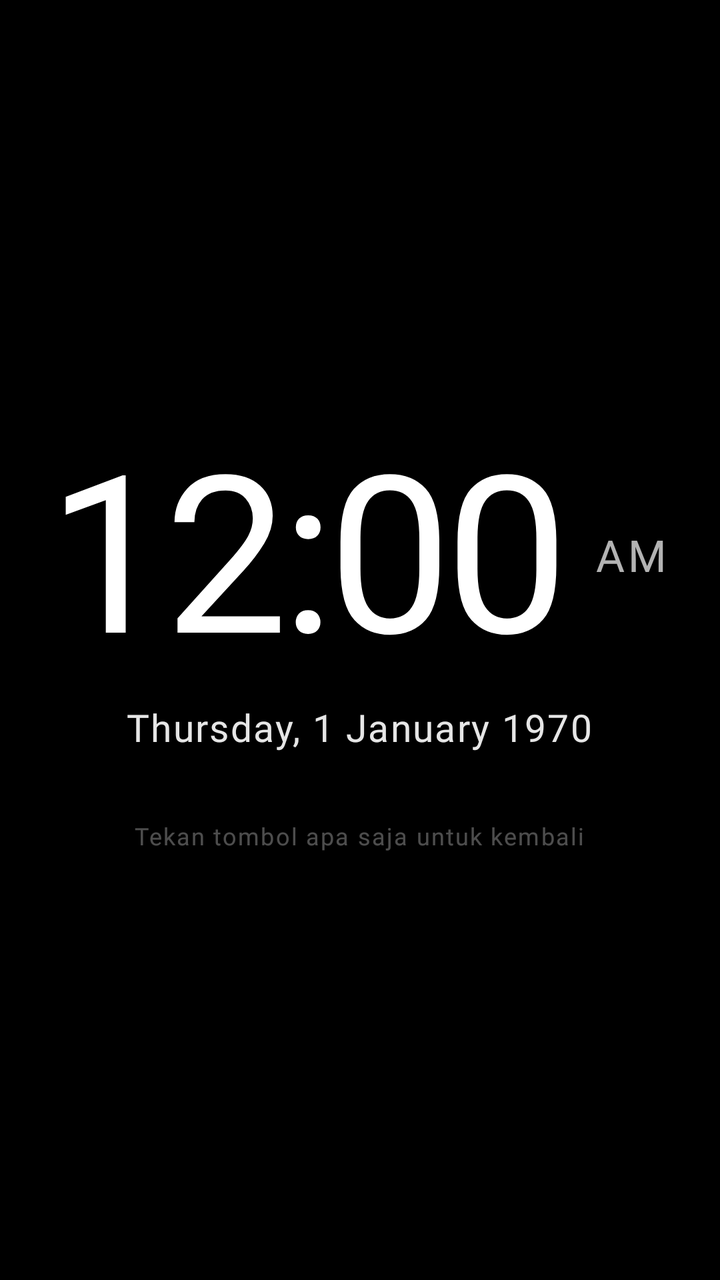
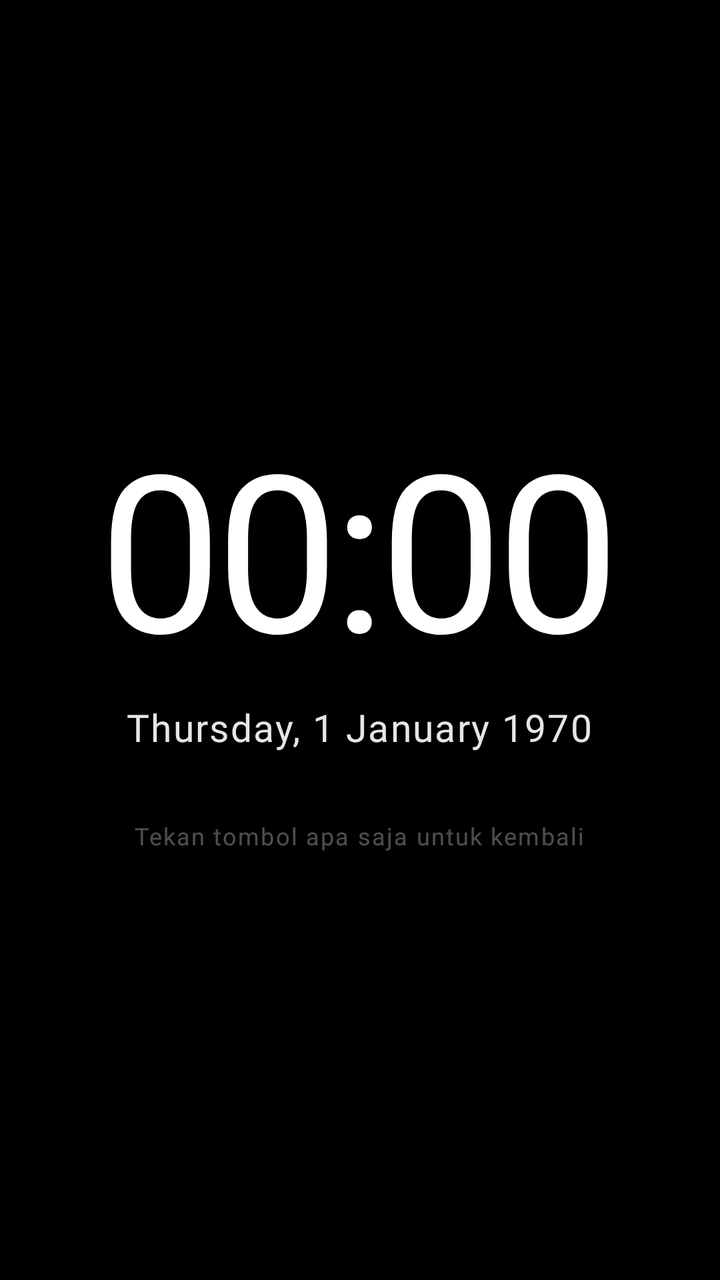

An Android layout rendered at two revisions. The XML below is the earlier revision; the diff shows what the commit changed to produce the second picture.
<!-- AndroidManifest.xml: application theme Theme.TvHome -->
<!-- res/layout/view_nightstand.xml -->
<?xml version="1.0" encoding="utf-8"?>
<FrameLayout xmlns:android="http://schemas.android.com/apk/res/android"
    android:id="@+id/nightstandRoot"
    android:layout_width="match_parent"
    android:layout_height="match_parent"
    android:background="#FF000000"
    android:clickable="true"
    android:focusable="true">

    <LinearLayout
        android:id="@+id/nightstandContent"
        android:layout_width="wrap_content"
        android:layout_height="wrap_content"
        android:layout_gravity="center"
        android:gravity="center"
        android:orientation="vertical">

        
        <LinearLayout
            android:layout_width="wrap_content"
            android:layout_height="wrap_content"
            android:gravity="center_vertical"
            android:orientation="horizontal">

            <TextClock
                android:id="@+id/nightstandClock"
                android:layout_width="wrap_content"
                android:layout_height="wrap_content"
                android:format12Hour="h:mm"
                android:format24Hour="HH:mm"
                android:textColor="#FFFFFFFF"
                android:textSize="110sp"
                android:fontFamily="@font/outfit"
                android:fontVariationSettings="'wght' 400"
                android:letterSpacing="-0.03"
                android:shadowColor="#80000000"
                android:shadowDx="0"
                android:shadowDy="3"
                android:shadowRadius="10"
                android:includeFontPadding="false" />

            <TextClock
                android:id="@+id/nightstandAmPm"
                android:layout_width="wrap_content"
                android:layout_height="wrap_content"
                android:layout_marginStart="14dp"
                android:layout_marginBottom="26dp"
                android:layout_gravity="bottom"
                android:format12Hour="a"
                android:format24Hour=""
                android:textColor="#B3FFFFFF"
                android:textSize="22sp"
                android:fontFamily="@font/outfit"
                android:fontVariationSettings="'wght' 600"
                android:letterSpacing="0.08"
                android:textAllCaps="true"
                android:includeFontPadding="false" />
        </LinearLayout>

        
        <TextClock
            android:id="@+id/nightstandDate"
            android:layout_width="wrap_content"
            android:layout_height="wrap_content"
            android:layout_marginTop="10dp"
            android:format12Hour="EEEE, d MMMM yyyy"
            android:format24Hour="EEEE, d MMMM yyyy"
            android:textColor="#E6FFFFFF"
            android:textSize="19sp"
            android:fontFamily="@font/outfit"
            android:fontVariationSettings="'wght' 500"
            android:letterSpacing="0.04"
            android:shadowColor="#80000000"
            android:shadowDx="0"
            android:shadowDy="2"
            android:shadowRadius="5"
            android:includeFontPadding="false" />

        
        <TextView
            android:id="@+id/nightstandHijri"
            android:layout_width="wrap_content"
            android:layout_height="wrap_content"
            android:layout_marginTop="5dp"
            android:textColor="#D9E6E0D2"
            android:textSize="16sp"
            android:fontFamily="@font/outfit"
            android:fontVariationSettings="'wght' 400"
            android:letterSpacing="0.06"
            android:shadowColor="#80000000"
            android:shadowDx="0"
            android:shadowDy="2"
            android:shadowRadius="5"
            android:includeFontPadding="false"
            android:visibility="gone" />

        
        <TextView
            android:id="@+id/nightstandPrayer"
            android:layout_width="wrap_content"
            android:layout_height="wrap_content"
            android:layout_marginTop="20dp"
            android:paddingStart="20dp"
            android:paddingEnd="20dp"
            android:paddingTop="8dp"
            android:paddingBottom="8dp"
            android:background="@drawable/pill_bg"
            android:textColor="#FFFFFFFF"
            android:textSize="14sp"
            android:fontFamily="@font/outfit"
            android:fontVariationSettings="'wght' 500"
            android:letterSpacing="0.05"
            android:shadowColor="#80000000"
            android:shadowDx="0"
            android:shadowDy="1"
            android:shadowRadius="4"
            android:includeFontPadding="false"
            android:visibility="gone" />

        
        <TextView
            android:id="@+id/nightstandHint"
            android:layout_width="wrap_content"
            android:layout_height="wrap_content"
            android:layout_marginTop="36dp"
            android:text="Tekan tombol apa saja untuk kembali"
            android:textColor="#4DFFFFFF"
            android:textSize="12sp"
            android:fontFamily="@font/outfit"
            android:letterSpacing="0.06"
            android:includeFontPadding="false" />
    </LinearLayout>
</FrameLayout>
<!-- resources referenced by this layout -->
<resources>
  <!-- drawable pill_bg (drawable) -->
  <?xml version="1.0" encoding="utf-8"?>
  <selector xmlns:android="http://schemas.android.com/apk/res/android">
      <item android:state_focused="true">
          <shape android:shape="rectangle">
              <solid android:color="#99000000" />
              <stroke android:width="1dp" android:color="#66FFFFFF" />
              <corners android:radius="21dp" />
          </shape>
      </item>
      <item>
          <shape android:shape="rectangle">
              <solid android:color="#1FFFFFFF" />
              <stroke android:width="1dp" android:color="#47FFFFFF" />
              <corners android:radius="21dp" />
          </shape>
      </item>
  </selector>
  <style name="Theme.TvHome" parent="android:Theme.Material.NoActionBar.Fullscreen">
          <item name="android:windowBackground">@android:color/black</item>
          <item name="android:colorBackground">@android:color/black</item>
          <item name="android:windowAnimationStyle">@null</item>
          
          <item name="android:windowDisablePreview">true</item>
      </style>
</resources>

<!-- the commit's change to res/layout/view_nightstand.xml (unified diff, before → after) -->
@@ -26,7 +26,7 @@
                 android:id="@+id/nightstandClock"
                 android:layout_width="wrap_content"
                 android:layout_height="wrap_content"
-                android:format12Hour="h:mm"
+                android:format12Hour="HH:mm"
                 android:format24Hour="HH:mm"
                 android:textColor="#FFFFFFFF"
                 android:textSize="110sp"
@@ -46,8 +46,9 @@
                 android:layout_marginStart="14dp"
                 android:layout_marginBottom="26dp"
                 android:layout_gravity="bottom"
-                android:format12Hour="a"
+                android:format12Hour=""
                 android:format24Hour=""
+                android:visibility="gone"
                 android:textColor="#B3FFFFFF"
                 android:textSize="22sp"
                 android:fontFamily="@font/outfit"
